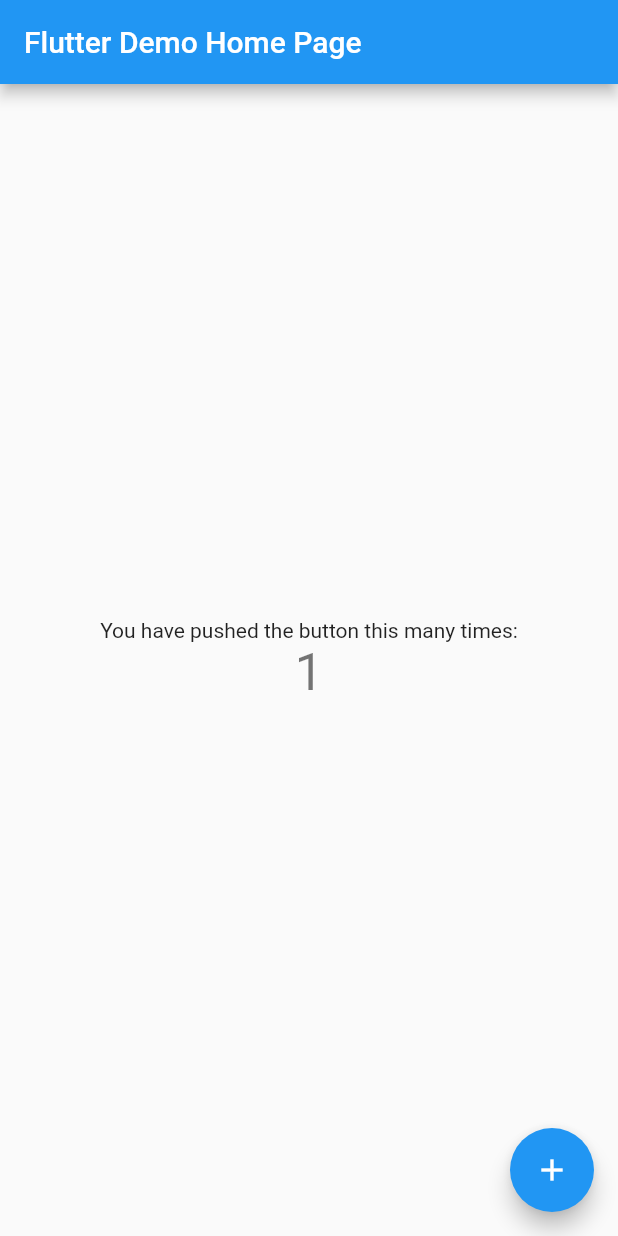
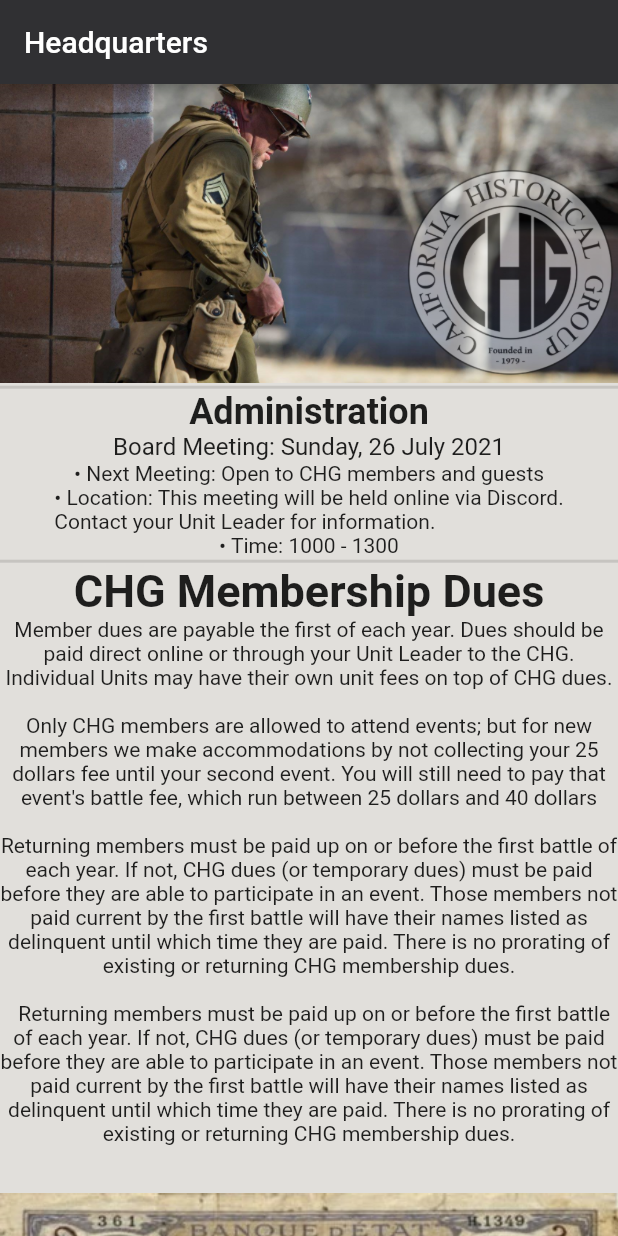
Before and after one commit to AllexisAlvarico/CHG_app, a Flutter app: the screen it shows after launch, after a tap on the "add" icon, on a phone screen of 412 x 824 dp. Run offline on Flutter 3.47's test engine with Material 2 defaults, Android fonts, the phone set to English and light mode, and no system bars.

Commit message:
Content and foundation added

```diff
--- /dev/null
+++ b/lib/headquarters.dart
@@ -0,0 +1,75 @@
+import 'package:flutter/material.dart';
+
+class HeadquarterPage extends StatefulWidget {
+  @override
+  _HeadquarterPageState createState() => _HeadquarterPageState();
+}
+
+class _HeadquarterPageState extends State<HeadquarterPage> {
+  @override
+  Widget build(BuildContext context) {
+    return Scaffold(
+        backgroundColor: Color(0xffe1dfdb),
+        appBar: AppBar(
+          title: Text("Headquarters"),
+          backgroundColor: Color(0xff303033),
+        ),
+        body: SingleChildScrollView(
+          child: Column(
+            children: <Widget>[
+              Image.asset("assets/images/hq-picture.png"),
+              const Divider(
+                height: 5,
+                thickness: 2,
+              ),
+              createText(
+                  "Administration",
+                  TextStyle(fontWeight: FontWeight.bold, fontSize: 24),
+                  TextAlign.center),
+              createText("Board Meeting: Sunday, 26 July 2021",
+                  TextStyle(fontSize: 16), TextAlign.left),
+              createText("• Next Meeting: Open to CHG members and guests",
+                  TextStyle(fontSize: 14), TextAlign.left),
+              createText(
+                  "• Location: This meeting will be held online via Discord.\nContact your Unit Leader for information.",
+                  TextStyle(fontSize: 14),
+                  TextAlign.left),
+              createText("• Time: 1000 - 1300", TextStyle(fontSize: 14),
+                  TextAlign.left),
+              const Divider(
+                height: 5,
+                thickness: 2,
+              ),
+              createText(
+                  "CHG Membership Dues",
+                  TextStyle(fontWeight: FontWeight.bold, fontSize: 30),
+                  TextAlign.center),
+              createText(
+                  "Member dues are payable the first of each year. Dues should be paid direct online or through your Unit Leader to the CHG. Individual Units may have their own unit fees on top of CHG dues.\n\n" +
+                      "Only CHG members are allowed to attend events; but for new members we make accommodations by not collecting your 25 dollars fee until your second event. You will still need to pay that event's battle fee, which run between 25 dollars and 40 dollars\n\n" +
+                      "Returning members must be paid up on or before the first battle of each year. If not, CHG dues (or temporary dues) must be paid before they are able to participate in an event. Those members not paid current by the first battle will have their names listed as delinquent until which time they are paid. There is no prorating of existing or returning CHG membership dues.\n\n" +
+                      "  Returning members must be paid up on or before the first battle of each year. If not, CHG dues (or temporary dues) must be paid before they are able to participate in an event. Those members not paid current by the first battle will have their names listed as delinquent until which time they are paid. There is no prorating of existing or returning CHG membership dues.\n\n",
+                  TextStyle(fontSize: 14),
+                  TextAlign.center),
+              Image.asset("assets/images/paydues.jpg"),
+              const Divider(
+                height: 5,
+                thickness: 2,
+              ),
+              createText(
+                  "Paperworks",
+                  TextStyle(fontWeight: FontWeight.bold, fontSize: 30),
+                  TextAlign.center),
+            ],
+          ),
+        ));
+  }
+}
+
+createText(String text, TextStyle style, TextAlign position) {
+  return Text(
+    text,
+    style: style,
+    textAlign: position,
+  );
+}
--- a/lib/main.dart
+++ b/lib/main.dart
@@ -1,25 +1,16 @@
 import 'package:flutter/material.dart';
+import 'headquarters.dart';
 
 void main() {
   runApp(MyApp());
 }
 
 class MyApp extends StatelessWidget {
-  // This widget is the root of your application.
   @override
   Widget build(BuildContext context) {
     return MaterialApp(
       title: 'Flutter Demo',
       theme: ThemeData(
-        // This is the theme of your application.
-        //
-        // Try running your application with "flutter run". You'll see the
-        // application has a blue toolbar. Then, without quitting the app, try
-        // changing the primarySwatch below to Colors.green and then invoke
-        // "hot reload" (press "r" in the console where you ran "flutter run",
-        // or simply save your changes to "hot reload" in a Flutter IDE).
-        // Notice that the counter didn't reset back to zero; the application
-        // is not restarted.
         primarySwatch: Colors.blue,
       ),
       home: MyHomePage(title: 'Flutter Demo Home Page'),
@@ -29,16 +20,6 @@ class MyApp extends StatelessWidget {
 
 class MyHomePage extends StatefulWidget {
   MyHomePage({Key? key, required this.title}) : super(key: key);
-
-  // This widget is the home page of your application. It is stateful, meaning
-  // that it has a State object (defined below) that contains fields that affect
-  // how it looks.
-
-  // This class is the configuration for the state. It holds the values (in this
-  // case the title) provided by the parent (in this case the App widget) and
-  // used by the build method of the State. Fields in a Widget subclass are
-  // always marked "final".
-
   final String title;
 
   @override
@@ -46,68 +27,34 @@ class MyHomePage extends StatefulWidget {
 }
 
 class _MyHomePageState extends State<MyHomePage> {
-  int _counter = 0;
-
-  void _incrementCounter() {
+  void _changePage() {
     setState(() {
-      // This call to setState tells the Flutter framework that something has
-      // changed in this State, which causes it to rerun the build method below
-      // so that the display can reflect the updated values. If we changed
-      // _counter without calling setState(), then the build method would not be
-      // called again, and so nothing would appear to happen.
-      _counter++;
+      Navigator.pushReplacement(
+          context, MaterialPageRoute(builder: (context) => HeadquarterPage()));
     });
   }
 
   @override
   Widget build(BuildContext context) {
-    // This method is rerun every time setState is called, for instance as done
-    // by the _incrementCounter method above.
-    //
-    // The Flutter framework has been optimized to make rerunning build methods
-    // fast, so that you can just rebuild anything that needs updating rather
-    // than having to individually change instances of widgets.
     return Scaffold(
       appBar: AppBar(
-        // Here we take the value from the MyHomePage object that was created by
-        // the App.build method, and use it to set our appbar title.
         title: Text(widget.title),
       ),
       body: Center(
-        // Center is a layout widget. It takes a single child and positions it
-        // in the middle of the parent.
         child: Column(
-          // Column is also a layout widget. It takes a list of children and
-          // arranges them vertically. By default, it sizes itself to fit its
-          // children horizontally, and tries to be as tall as its parent.
-          //
-          // Invoke "debug painting" (press "p" in the console, choose the
-          // "Toggle Debug Paint" action from the Flutter Inspector in Android
-          // Studio, or the "Toggle Debug Paint" command in Visual Studio Code)
-          // to see the wireframe for each widget.
-          //
-          // Column has various properties to control how it sizes itself and
-          // how it positions its children. Here we use mainAxisAlignment to
-          // center the children vertically; the main axis here is the vertical
-          // axis because Columns are vertical (the cross axis would be
-          // horizontal).
           mainAxisAlignment: MainAxisAlignment.center,
           children: <Widget>[
             Text(
-              'You have pushed the button this many times:',
-            ),
-            Text(
-              '$_counter',
-              style: Theme.of(context).textTheme.headline4,
-            ),
+              'Homepage',
+            )
           ],
         ),
       ),
       floatingActionButton: FloatingActionButton(
-        onPressed: _incrementCounter,
-        tooltip: 'Increment',
+        onPressed: _changePage,
+        tooltip: 'Change page',
         child: Icon(Icons.add),
-      ), // This trailing comma makes auto-formatting nicer for build methods.
+      ),
     );
   }
 }
```
Also changed, not shown: pubspec.yaml (+2 -29 lines), assets/images/hq-picture.png (added), assets/images/paydues.jpg (added).
